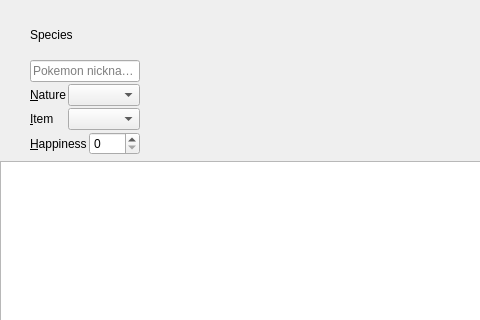
First picture: the form in src/Teambuilder/Teambuilder/pokeedit.ui, repository po-devs/pokemon-online, before the edit; both pictures show x 0 to 480 and y 0 to 320 of the 835 by 460 pixel window.
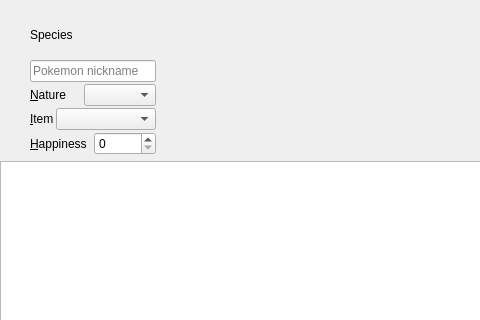
Second picture: the form after the edit. Custom widgets are drawn as their Qt base class.

```diff
--- a/src/Teambuilder/Teambuilder/pokeedit.ui
+++ b/src/Teambuilder/Teambuilder/pokeedit.ui
@@ -235,6 +235,12 @@
        </item>
        <item>
         <widget class="QComboBox" name="item">
+         <property name="minimumSize">
+          <size>
+           <width>100</width>
+           <height>0</height>
+          </size>
+         </property>
          <property name="maxVisibleItems">
           <number>30</number>
          </property>
```
